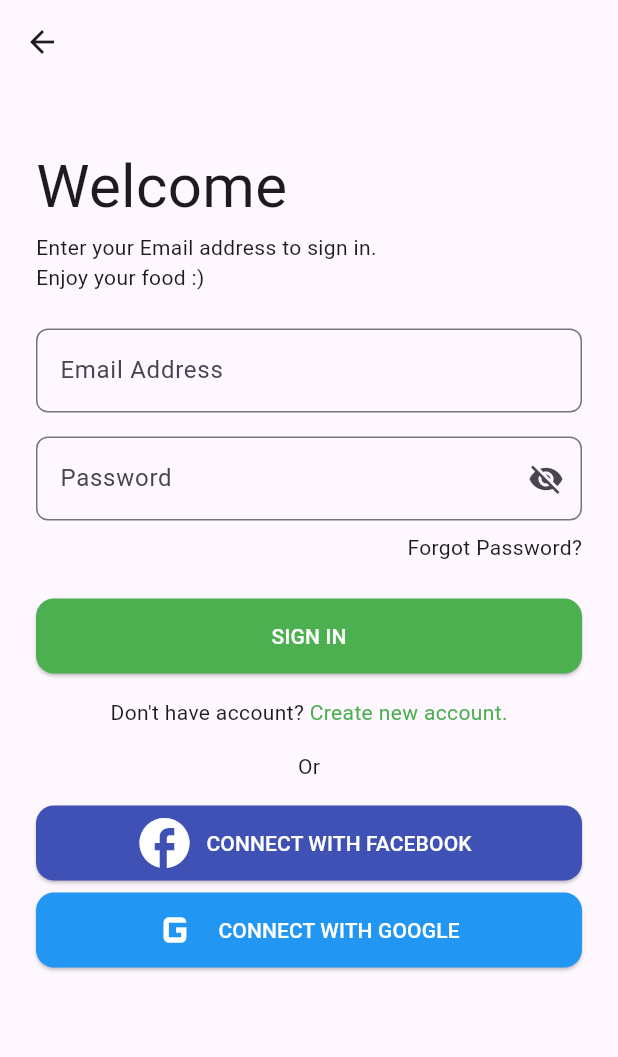
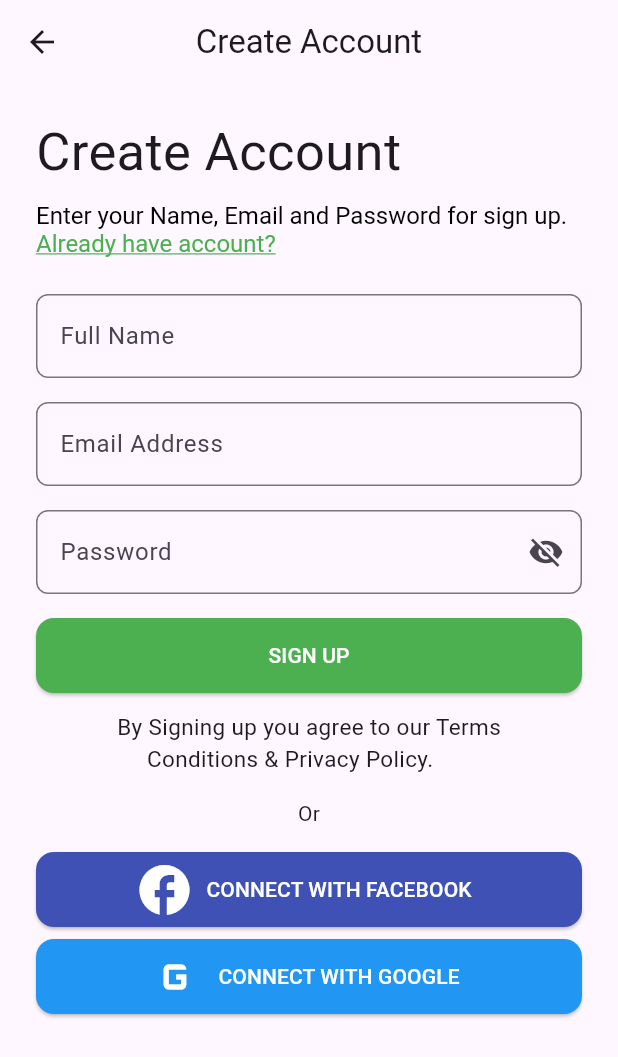
Before and after one commit to sanjanav2102/SignIN-UP-page, a Flutter app: the SignInScreen screen opened directly, after a tap on "Create new account.", on a phone screen of 412 x 824 dp. Shown: the top 1057 px of the screen. Run offline on Flutter 3.47's test engine with Material 3 defaults, Android fonts, the phone set to English and light mode, and no system bars.

Commit message:
Updated Navigation

```diff
--- a/lib/sign_in_screen.dart
+++ b/lib/sign_in_screen.dart
@@ -1,4 +1,5 @@
 import 'package:flutter/material.dart';
+import 'package:uidev/sign_up_screen.dart';
 import '../custom_widgets.dart';
 
 class SignInScreen extends StatelessWidget {
@@ -67,6 +68,12 @@ class SignInScreen extends StatelessWidget {
                 const Text("Don't have account? "),
                 GestureDetector(
                   onTap: () {
+                    Navigator.push(
+                      context,
+                      MaterialPageRoute(
+                        builder: (context) => const SignUpScreen(),
+                      ),
+                    );
                     // Navigate to sign up screen
                   },
                   child: const Text("Create new account.",
```
